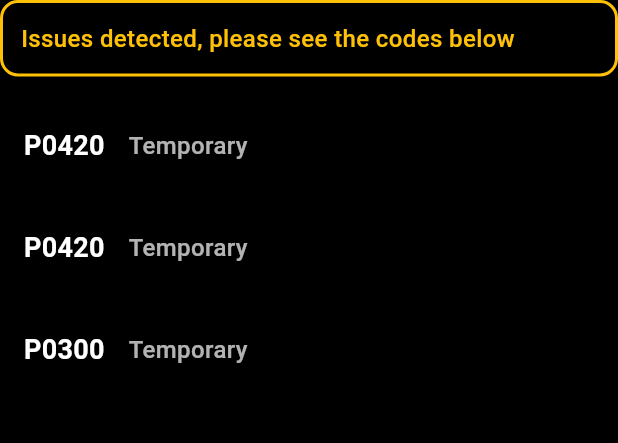
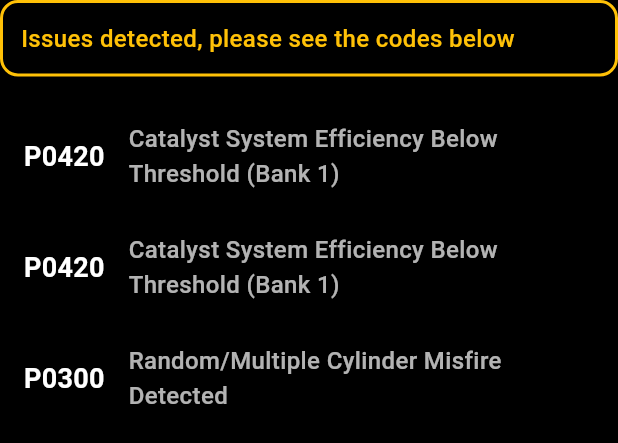
Before and after one commit to anaveo/Automotiq-App, a Flutter app: the CurrentStatusWidget widget shown alone on an empty page, opened directly, on a phone screen of 412 x 824 dp. Shown: the top 443 px of the screen. Run offline on Flutter 3.47's test engine with Material 3 defaults, Android fonts, the phone set to English and light mode, and no system bars; our stand-ins replace cloud_firestore, firebase_auth, firebase_core, logger, permission_handler, rxdart and 1 more; missing offline and left inert: flutter_reactive_ble; accounts and stored records are empty; generated files the repository leaves out were written again; network calls fail.

Commit message:
Add SQflite database for DTC lookup

```diff
--- /dev/null
+++ b/autonomiq_app/assets/dtcs.json
@@ -0,0 +1,10 @@
+{
+  "P0420": {
+    "description": "Catalyst System Efficiency Below Threshold (Bank 1)",
+    "cause": "Faulty catalytic converter or oxygen sensor."
+  },
+  "P0300": {
+    "description": "Random/Multiple Cylinder Misfire Detected",
+    "cause": "Ignition system, fuel injection, or vacuum leak."
+  }
+}
--- /dev/null
+++ b/autonomiq_app/lib/services/dtc_database_service.dart
@@ -0,0 +1,72 @@
+import 'dart:convert';
+import 'package:flutter/services.dart';
+import 'package:sqflite/sqflite.dart';
+import 'package:path/path.dart';
+import 'package:path_provider/path_provider.dart';
+
+class DtcDatabaseService {
+  static final DtcDatabaseService _instance = DtcDatabaseService._internal();
+  factory DtcDatabaseService() => _instance;
+
+  DtcDatabaseService._internal();
+
+  Database? _db;
+
+  Future<Database> get database async {
+    if (_db != null) return _db!;
+    _db = await _initDb();
+    return _db!;
+  }
+
+  Future<Database> _initDb() async {
+    final documentsDirectory = await getApplicationDocumentsDirectory();
+    final path = join(documentsDirectory.path, 'dtcs.db');
+
+    return await openDatabase(
+      path,
+      version: 1,
+      onCreate: _onCreate,
+    );
+  }
+
+  Future<void> _onCreate(Database db, int version) async {
+    await db.execute('''
+      CREATE TABLE dtcs (
+        code TEXT PRIMARY KEY,
+        description TEXT NOT NULL,
+        cause TEXT NOT NULL
+      );
+    ''');
+
+    await _populateFromJson(db);
+  }
+
+  Future<void> _populateFromJson(Database db) async {
+    final jsonStr = await rootBundle.loadString('assets/dtcs.json');
+    final Map<String, dynamic> dtcs = json.decode(jsonStr);
+
+    final batch = db.batch();
+    dtcs.forEach((code, details) {
+      batch.insert('dtcs', {
+        'code': code,
+        'description': details['description'],
+        'cause': details['cause'],
+      });
+    });
+    await batch.commit(noResult: true);
+  }
+
+  Future<Map<String, String>?> getDtc(String code) async {
+    final db = await database;
+    final result = await db.query(
+      'dtcs',
+      where: 'code = ?',
+      whereArgs: [code],
+    );
+    if (result.isEmpty) return null;
+    return {
+      'description': result[0]['description'] as String,
+      'cause': result[0]['cause'] as String,
+    };
+  }
+}
--- a/autonomiq_app/lib/widgets/current_status_widget.dart
+++ b/autonomiq_app/lib/widgets/current_status_widget.dart
@@ -1,26 +1,68 @@
+import 'package:autonomiq_app/widgets/summary_status_box.dart';
 import 'package:flutter/material.dart';
-import '../widgets/summary_status_box.dart';
-import '../widgets/code_card.dart';
+import '../services/dtc_database_service.dart';
+import 'code_card.dart';
 
-class CurrentStatusWidget extends StatelessWidget {
+class CurrentStatusWidget extends StatefulWidget {
   final List<String> dtcs;
 
-  const CurrentStatusWidget({super.key, required this.dtcs});
+  const CurrentStatusWidget({
+    super.key,
+    required this.dtcs,
+  });
+
+  @override
+  State<CurrentStatusWidget> createState() => _CurrentStatusWidgetState();
+}
+
+class _CurrentStatusWidgetState extends State<CurrentStatusWidget> {
+  Map<String, Map<String, String>> dtcDetails = {};
+  bool loading = true;
+
+  @override
+  void initState() {
+    super.initState();
+    _loadDtcDetails();
+  }
+
+  Future<void> _loadDtcDetails() async {
+    final Map<String, Map<String, String>> result = {};
+    for (final code in widget.dtcs) {
+      final info = await DtcDatabaseService().getDtc(code);
+      result[code] = info ??
+          {
+            'description': 'Unknown DTC',
+            'cause': 'No data available.'
+          };
+    }
+
+    setState(() {
+      dtcDetails = result;
+      loading = false;
+    });
+  }
 
   @override
   Widget build(BuildContext context) {
-    final hasIssues = dtcs.isNotEmpty;
+    if (loading) {
+      return const Center(child: CircularProgressIndicator());
+    }
 
     return Column(
       crossAxisAlignment: CrossAxisAlignment.start,
-      children: [
-        SummaryStatusBox(hasIssues: hasIssues),
-        const SizedBox(height: 12),
-        ...dtcs.map((code) => CodeCard(
-              code: code,
-              description: 'Temporary',
-            )),
-      ],
+      children:[
+        SummaryStatusBox(hasIssues: widget.dtcs.isNotEmpty),
+        SizedBox(height: 16),
+        Column(
+          children: widget.dtcs.map((code) {
+            final detail = dtcDetails[code];
+            return CodeCard(
+                code: code,
+                description: detail?['description'] ?? '',
+            );
+          }).toList(),
+          )
+      ]
     );
   }
 }
```
Also changed, not shown: autonomiq_app/pubspec.yaml (+8 -1 lines), autonomiq_app/pubspec.lock, 1 other file.
